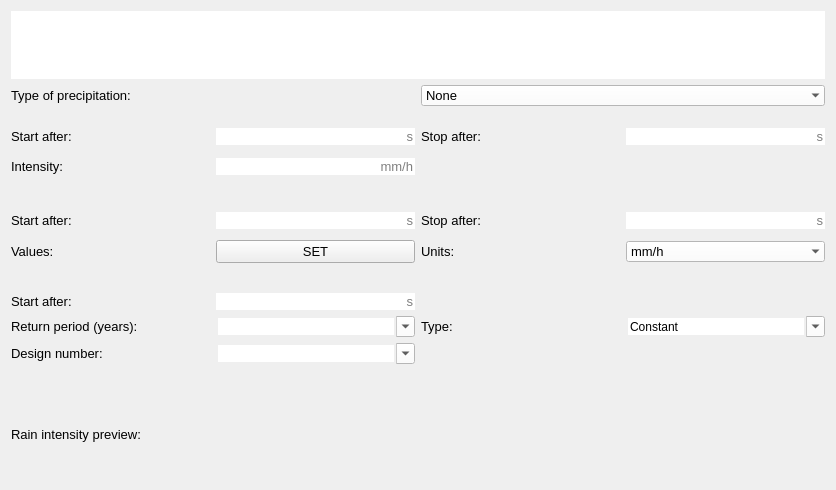
This is threedi_api_qgis_client/ui/page3.ui in nens/threedi-api-qgis-client as Qt 5 draws it before an edit. The edited form follows.
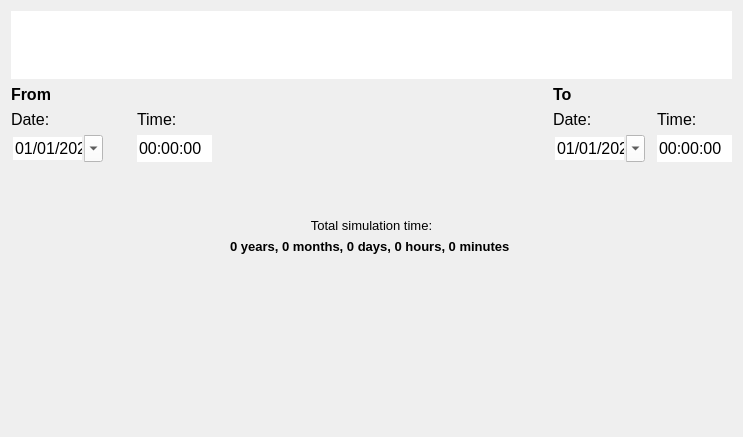
This is the edited form.

Patch:
```diff
--- a/threedi_api_qgis_client/ui/page3.ui
+++ b/threedi_api_qgis_client/ui/page3.ui
@@ -9,8 +9,8 @@
    <rect>
     <x>0</x>
     <y>0</y>
-    <width>836</width>
-    <height>490</height>
+    <width>743</width>
+    <height>437</height>
    </rect>
   </property>
   <property name="sizePolicy">
@@ -19,205 +19,83 @@
     <verstretch>0</verstretch>
    </sizepolicy>
   </property>
+  <property name="font">
+   <font>
+    <family>Segoe UI</family>
+    <pointsize>10</pointsize>
+   </font>
+  </property>
   <property name="windowTitle">
    <string>Form</string>
   </property>
   <property name="autoFillBackground">
    <bool>true</bool>
   </property>
+  <property name="styleSheet">
+   <string notr="true">QComboBox {background-color: rgba(255, 255, 255);}</string>
+  </property>
   <layout class="QGridLayout" name="gridLayout">
-   <item row="2" column="0" colspan="2">
-    <widget class="QWidget" name="widget_constant" native="true">
+   <item row="2" column="1">
+    <widget class="QLabel" name="label_5">
      <property name="sizePolicy">
-      <sizepolicy hsizetype="Expanding" vsizetype="Expanding">
+      <sizepolicy hsizetype="Minimum" vsizetype="Preferred">
        <horstretch>0</horstretch>
        <verstretch>0</verstretch>
       </sizepolicy>
      </property>
-     <property name="minimumSize">
-      <size>
-       <width>0</width>
-       <height>80</height>
-      </size>
-     </property>
-     <property name="maximumSize">
-      <size>
-       <width>16777215</width>
-       <height>16777215</height>
-      </size>
-     </property>
      <property name="font">
       <font>
+       <family>Segoe UI</family>
        <pointsize>10</pointsize>
       </font>
      </property>
-     <layout class="QGridLayout" name="gridLayout_2">
-      <property name="leftMargin">
-       <number>0</number>
-      </property>
-      <property name="rightMargin">
-       <number>0</number>
-      </property>
-      <item row="0" column="2">
-       <widget class="QLabel" name="label_4">
-        <property name="font">
-         <font>
-          <family>Segoe UI</family>
-          <pointsize>10</pointsize>
-         </font>
-        </property>
-        <property name="text">
-         <string>Stop after:</string>
-        </property>
-       </widget>
-      </item>
-      <item row="0" column="1">
-       <widget class="QLineEdit" name="le_start_after_constant">
-        <property name="sizePolicy">
-         <sizepolicy hsizetype="Minimum" vsizetype="Fixed">
-          <horstretch>0</horstretch>
-          <verstretch>0</verstretch>
-         </sizepolicy>
-        </property>
-        <property name="font">
-         <font>
-          <family>Segoe UI</family>
-          <pointsize>10</pointsize>
-         </font>
-        </property>
-        <property name="autoFillBackground">
-         <bool>false</bool>
-        </property>
-        <property name="styleSheet">
-         <string notr="true">QLineEdit {background-color: white;}</string>
-        </property>
-        <property name="frame">
-         <bool>false</bool>
-        </property>
-        <property name="alignment">
-         <set>Qt::AlignRight|Qt::AlignTrailing|Qt::AlignVCenter</set>
-        </property>
-        <property name="placeholderText">
-         <string>s</string>
-        </property>
-       </widget>
-      </item>
-      <item row="0" column="3">
-       <widget class="QLineEdit" name="le_stop_after_constant">
-        <property name="sizePolicy">
-         <sizepolicy hsizetype="Minimum" vsizetype="Fixed">
-          <horstretch>0</horstretch>
-          <verstretch>0</verstretch>
-         </sizepolicy>
-        </property>
-        <property name="font">
-         <font>
-          <family>Segoe UI</family>
-          <pointsize>10</pointsize>
-         </font>
-        </property>
-        <property name="autoFillBackground">
-         <bool>false</bool>
-        </property>
-        <property name="styleSheet">
-         <string notr="true">QLineEdit {background-color: white;}</string>
-        </property>
-        <property name="frame">
-         <bool>false</bool>
-        </property>
-        <property name="alignment">
-         <set>Qt::AlignRight|Qt::AlignTrailing|Qt::AlignVCenter</set>
-        </property>
-        <property name="placeholderText">
-         <string>s</string>
-        </property>
-       </widget>
-      </item>
-      <item row="0" column="0">
-       <widget class="QLabel" name="label">
-        <property name="font">
-         <font>
-          <family>Segoe UI</family>
-          <pointsize>10</pointsize>
-         </font>
-        </property>
-        <property name="text">
-         <string>Start after:</string>
-        </property>
-       </widget>
-      </item>
-      <item row="1" column="0">
-       <widget class="QLabel" name="label_3">
-        <property name="font">
-         <font>
-          <family>Segoe UI</family>
-          <pointsize>10</pointsize>
-         </font>
-        </property>
-        <property name="text">
-         <string>Intensity:</string>
-        </property>
-       </widget>
-      </item>
-      <item row="1" column="1">
-       <widget class="QLineEdit" name="le_intensity">
-        <property name="sizePolicy">
-         <sizepolicy hsizetype="Minimum" vsizetype="Fixed">
-          <horstretch>0</horstretch>
-          <verstretch>0</verstretch>
-         </sizepolicy>
-        </property>
-        <property name="font">
-         <font>
-          <family>Segoe UI</family>
-          <pointsize>10</pointsize>
-         </font>
-        </property>
-        <property name="layoutDirection">
-         <enum>Qt::LeftToRight</enum>
-        </property>
-        <property name="autoFillBackground">
-         <bool>false</bool>
-        </property>
-        <property name="styleSheet">
-         <string notr="true">QLineEdit {background-color: white;}</string>
-        </property>
-        <property name="frame">
-         <bool>false</bool>
-        </property>
-        <property name="alignment">
-         <set>Qt::AlignRight|Qt::AlignTrailing|Qt::AlignVCenter</set>
-        </property>
-        <property name="placeholderText">
-         <string>mm/h</string>
-        </property>
-       </widget>
-      </item>
-     </layout>
+     <property name="text">
+      <string/>
+     </property>
     </widget>
    </item>
-   <item row="7" column="0" colspan="2">
-    <layout class="QGridLayout" name="lout_plot">
-     <property name="bottomMargin">
-      <number>10</number>
-     </property>
-    </layout>
-   </item>
    <item row="1" column="0">
-    <widget class="QLabel" name="label_2">
+    <widget class="QLabel" name="label_3">
      <property name="font">
       <font>
        <family>Segoe UI</family>
-       <pointsize>10</pointsize>
+       <pointsize>12</pointsize>
+       <weight>75</weight>
+       <bold>true</bold>
       </font>
      </property>
      <property name="text">
-      <string>Type of precipitation:</string>
+      <string>From</string>
      </property>
     </widget>
    </item>
-   <item row="5" column="0">
-    <spacer name="verticalSpacer_2">
+   <item row="3" column="7">
+    <widget class="QTimeEdit" name="time_to">
+     <property name="font">
+      <font>
+       <family>Segoe UI</family>
+       <pointsize>12</pointsize>
+      </font>
+     </property>
+     <property name="autoFillBackground">
+      <bool>true</bool>
+     </property>
+     <property name="styleSheet">
+      <string notr="true">QTimeEdit {background-color: white;}</string>
+     </property>
+     <property name="locale">
+      <locale language="English" country="Netherlands"/>
+     </property>
+     <property name="frame">
+      <bool>false</bool>
+     </property>
+     <property name="buttonSymbols">
+      <enum>QAbstractSpinBox::NoButtons</enum>
+     </property>
+    </widget>
+   </item>
+   <item row="7" column="4">
+    <spacer name="verticalSpacer">
      <property name="orientation">
       <enum>Qt::Vertical</enum>
      </property>
@@ -229,7 +107,102 @@
      </property>
     </spacer>
    </item>
-   <item row="0" column="0" colspan="2">
+   <item row="2" column="3">
+    <widget class="QLabel" name="label_7">
+     <property name="sizePolicy">
+      <sizepolicy hsizetype="Minimum" vsizetype="Preferred">
+       <horstretch>0</horstretch>
+       <verstretch>0</verstretch>
+      </sizepolicy>
+     </property>
+     <property name="font">
+      <font>
+       <family>Segoe UI</family>
+       <pointsize>12</pointsize>
+      </font>
+     </property>
+     <property name="text">
+      <string>Time:</string>
+     </property>
+    </widget>
+   </item>
+   <item row="2" column="5">
+    <widget class="QLabel" name="label">
+     <property name="sizePolicy">
+      <sizepolicy hsizetype="Minimum" vsizetype="Preferred">
+       <horstretch>0</horstretch>
+       <verstretch>0</verstretch>
+      </sizepolicy>
+     </property>
+     <property name="font">
+      <font>
+       <family>Segoe UI</family>
+       <pointsize>12</pointsize>
+      </font>
+     </property>
+     <property name="text">
+      <string>Date:</string>
+     </property>
+    </widget>
+   </item>
+   <item row="2" column="7">
+    <widget class="QLabel" name="label_9">
+     <property name="sizePolicy">
+      <sizepolicy hsizetype="Minimum" vsizetype="Preferred">
+       <horstretch>0</horstretch>
+       <verstretch>0</verstretch>
+      </sizepolicy>
+     </property>
+     <property name="font">
+      <font>
+       <family>Segoe UI</family>
+       <pointsize>12</pointsize>
+      </font>
+     </property>
+     <property name="text">
+      <string>Time:</string>
+     </property>
+    </widget>
+   </item>
+   <item row="2" column="2">
+    <widget class="QLabel" name="label_6">
+     <property name="sizePolicy">
+      <sizepolicy hsizetype="Minimum" vsizetype="Preferred">
+       <horstretch>0</horstretch>
+       <verstretch>0</verstretch>
+      </sizepolicy>
+     </property>
+     <property name="font">
+      <font>
+       <family>Segoe UI</family>
+       <pointsize>10</pointsize>
+      </font>
+     </property>
+     <property name="text">
+      <string/>
+     </property>
+    </widget>
+   </item>
+   <item row="2" column="0">
+    <widget class="QLabel" name="label_4">
+     <property name="sizePolicy">
+      <sizepolicy hsizetype="Minimum" vsizetype="Preferred">
+       <horstretch>0</horstretch>
+       <verstretch>0</verstretch>
+      </sizepolicy>
+     </property>
+     <property name="font">
+      <font>
+       <family>Segoe UI</family>
+       <pointsize>12</pointsize>
+      </font>
+     </property>
+     <property name="text">
+      <string>Date:</string>
+     </property>
+    </widget>
+   </item>
+   <item row="0" column="0" colspan="8">
     <widget class="QGraphicsView" name="gv_svg">
      <property name="sizePolicy">
       <sizepolicy hsizetype="Expanding" vsizetype="Minimum">
@@ -251,510 +224,188 @@
      </property>
     </widget>
    </item>
-   <item row="6" column="0">
-    <widget class="QLabel" name="label_11">
-     <property name="sizePolicy">
-      <sizepolicy hsizetype="Preferred" vsizetype="MinimumExpanding">
-       <horstretch>0</horstretch>
-       <verstretch>0</verstretch>
-      </sizepolicy>
-     </property>
+   <item row="3" column="3">
+    <widget class="QTimeEdit" name="time_from">
      <property name="font">
       <font>
        <family>Segoe UI</family>
-       <pointsize>10</pointsize>
-      </font>
-     </property>
-     <property name="text">
-      <string>Rain intensity preview:</string>
-     </property>
-    </widget>
-   </item>
-   <item row="1" column="1">
-    <widget class="QComboBox" name="cbo_prec_type">
-     <property name="font">
-      <font>
-       <family>Segoe UI</family>
-       <pointsize>10</pointsize>
+       <pointsize>12</pointsize>
       </font>
      </property>
      <property name="autoFillBackground">
-      <bool>false</bool>
+      <bool>true</bool>
      </property>
      <property name="styleSheet">
-      <string notr="true">QComboBox {background-color:white; selection-background-color: lightgray;}</string>
+      <string notr="true">QTimeEdit {background-color: white;}</string>
      </property>
-     <property name="editable">
-      <bool>false</bool>
-     </property>
-     <property name="currentText">
-      <string>None</string>
+     <property name="locale">
+      <locale language="English" country="Netherlands"/>
      </property>
      <property name="frame">
       <bool>false</bool>
      </property>
-     <item>
-      <property name="text">
-       <string>None</string>
-      </property>
-     </item>
-     <item>
-      <property name="text">
-       <string>Constant</string>
-      </property>
-     </item>
-     <item>
-      <property name="text">
-       <string>Custom</string>
-      </property>
-     </item>
-     <item>
-      <property name="text">
-       <string>Design</string>
-      </property>
-     </item>
+     <property name="buttonSymbols">
+      <enum>QAbstractSpinBox::NoButtons</enum>
+     </property>
     </widget>
    </item>
-   <item row="3" column="0" colspan="2">
-    <widget class="QWidget" name="widget_custom" native="true">
-     <property name="sizePolicy">
-      <sizepolicy hsizetype="Preferred" vsizetype="Expanding">
-       <horstretch>0</horstretch>
-       <verstretch>0</verstretch>
-      </sizepolicy>
+   <item row="1" column="5">
+    <widget class="QLabel" name="label_10">
+     <property name="font">
+      <font>
+       <family>Segoe UI</family>
+       <pointsize>12</pointsize>
+       <weight>75</weight>
+       <bold>true</bold>
+      </font>
      </property>
-     <property name="minimumSize">
-      <size>
-       <width>0</width>
-       <height>80</height>
-      </size>
+     <property name="text">
+      <string>To</string>
      </property>
-     <layout class="QGridLayout" name="gridLayout_3">
-      <property name="leftMargin">
-       <number>0</number>
-      </property>
-      <property name="rightMargin">
-       <number>0</number>
-      </property>
-      <item row="0" column="1">
-       <widget class="QLineEdit" name="le_start_after_custom">
-        <property name="sizePolicy">
-         <sizepolicy hsizetype="Minimum" vsizetype="Fixed">
-          <horstretch>0</horstretch>
-          <verstretch>0</verstretch>
-         </sizepolicy>
-        </property>
-        <property name="font">
-         <font>
-          <family>Segoe UI</family>
-          <pointsize>10</pointsize>
-         </font>
-        </property>
-        <property name="autoFillBackground">
-         <bool>false</bool>
-        </property>
-        <property name="styleSheet">
-         <string notr="true">QLineEdit {background-color: white;}</string>
-        </property>
-        <property name="frame">
-         <bool>false</bool>
-        </property>
-        <property name="alignment">
-         <set>Qt::AlignRight|Qt::AlignTrailing|Qt::AlignVCenter</set>
-        </property>
-        <property name="placeholderText">
-         <string>s</string>
-        </property>
-       </widget>
-      </item>
-      <item row="0" column="3">
-       <widget class="QLineEdit" name="le_stop_after_custom">
-        <property name="sizePolicy">
-         <sizepolicy hsizetype="Minimum" vsizetype="Fixed">
-          <horstretch>0</horstretch>
-          <verstretch>0</verstretch>
-         </sizepolicy>
-        </property>
-        <property name="font">
-         <font>
-          <family>Segoe UI</family>
-          <pointsize>10</pointsize>
-         </font>
-        </property>
-        <property name="autoFillBackground">
-         <bool>false</bool>
-        </property>
-        <property name="styleSheet">
-         <string notr="true">QLineEdit {background-color: white;}</string>
-        </property>
-        <property name="frame">
-         <bool>false</bool>
-        </property>
-        <property name="alignment">
-         <set>Qt::AlignRight|Qt::AlignTrailing|Qt::AlignVCenter</set>
-        </property>
-        <property name="placeholderText">
-         <string>s</string>
-        </property>
-       </widget>
-      </item>
-      <item row="0" column="0">
-       <widget class="QLabel" name="label_6">
-        <property name="font">
-         <font>
-          <family>Segoe UI</family>
-          <pointsize>10</pointsize>
-         </font>
-        </property>
-        <property name="text">
-         <string>Start after:</string>
-        </property>
-       </widget>
-      </item>
-      <item row="1" column="0">
-       <widget class="QLabel" name="label_7">
-        <property name="font">
-         <font>
-          <family>Segoe UI</family>
-          <pointsize>10</pointsize>
-         </font>
-        </property>
-        <property name="text">
-         <string>Values:</string>
-        </property>
-       </widget>
-      </item>
-      <item row="0" column="2">
-       <widget class="QLabel" name="label_5">
-        <property name="font">
-         <font>
-          <family>Segoe UI</family>
-          <pointsize>10</pointsize>
-         </font>
-        </property>
-        <property name="text">
-         <string>Stop after:</string>
-        </property>
-       </widget>
-      </item>
-      <item row="1" column="2">
-       <widget class="QLabel" name="label_12">
-        <property name="font">
-         <font>
-          <family>Segoe UI</family>
-          <pointsize>10</pointsize>
-         </font>
-        </property>
-        <property name="text">
-         <string>Units:</string>
-        </property>
-       </widget>
-      </item>
-      <item row="1" column="3">
-       <widget class="QComboBox" name="cbo_units">
-        <property name="font">
-         <font>
-          <family>Segoe UI</family>
-          <pointsize>10</pointsize>
-         </font>
-        </property>
-        <property name="styleSheet">
-         <string notr="true">QComboBox {background-color:white; selection-background-color: lightgray;}</string>
-        </property>
-        <property name="frame">
-         <bool>false</bool>
-        </property>
-        <item>
-         <property name="text">
-          <string>mm/h</string>
-         </property>
-        </item>
-       </widget>
-      </item>
-      <item row="1" column="1">
-       <widget class="QPushButton" name="pb_set">
-        <property name="font">
-         <font>
-          <family>Segoe UI</family>
-          <pointsize>10</pointsize>
-         </font>
-        </property>
-        <property name="text">
-         <string>SET</string>
-        </property>
-       </widget>
-      </item>
-     </layout>
     </widget>
    </item>
-   <item row="4" column="0" colspan="2">
-    <widget class="QWidget" name="widget_design" native="true">
-     <property name="sizePolicy">
-      <sizepolicy hsizetype="Preferred" vsizetype="Expanding">
-       <horstretch>0</horstretch>
-       <verstretch>0</verstretch>
-      </sizepolicy>
+   <item row="4" column="4">
+    <spacer name="verticalSpacer_2">
+     <property name="orientation">
+      <enum>Qt::Vertical</enum>
      </property>
-     <property name="minimumSize">
+     <property name="sizeType">
+      <enum>QSizePolicy::Fixed</enum>
+     </property>
+     <property name="sizeHint" stdset="0">
       <size>
-       <width>0</width>
-       <height>90</height>
+       <width>20</width>
+       <height>50</height>
       </size>
      </property>
-     <layout class="QGridLayout" name="gridLayout_4">
-      <property name="leftMargin">
-       <number>0</number>
-      </property>
-      <property name="rightMargin">
-       <number>0</number>
-      </property>
-      <item row="0" column="0">
-       <widget class="QLabel" name="label_9">
-        <property name="font">
-         <font>
-          <family>Segoe UI</family>
-          <pointsize>10</pointsize>
-         </font>
-        </property>
-        <property name="text">
-         <string>Start after:</string>
-        </property>
-       </widget>
-      </item>
-      <item row="1" column="0">
-       <widget class="QLabel" name="label_10">
-        <property name="font">
-         <font>
-          <family>Segoe UI</family>
-          <pointsize>10</pointsize>
-         </font>
-        </property>
-        <property name="text">
-         <string>Return period (years):</string>
-        </property>
-       </widget>
-      </item>
-      <item row="0" column="1">
-       <widget class="QLineEdit" name="le_start_after_design">
-        <property name="sizePolicy">
-         <sizepolicy hsizetype="Minimum" vsizetype="Fixed">
-          <horstretch>0</horstretch>
-          <verstretch>0</verstretch>
-         </sizepolicy>
-        </property>
-        <property name="font">
-         <font>
-          <family>Segoe UI</family>
-          <pointsize>10</pointsize>
-         </font>
-        </property>
-        <property name="autoFillBackground">
-         <bool>false</bool>
-        </property>
-        <property name="styleSheet">
-         <string notr="true">QLineEdit {background-color: white;}</string>
-        </property>
-        <property name="frame">
-         <bool>false</bool>
-        </property>
-        <property name="alignment">
-         <set>Qt::AlignRight|Qt::AlignTrailing|Qt::AlignVCenter</set>
-        </property>
-        <property name="placeholderText">
-         <string>s</string>
-        </property>
-       </widget>
-      </item>
-      <item row="2" column="0">
-       <widget class="QLabel" name="label_13">
-        <property name="font">
-         <font>
-          <family>Segoe UI</family>
-          <pointsize>10</pointsize>
-         </font>
-        </property>
-        <property name="text">
-         <string>Design number:</string>
-        </property>
-       </widget>
-      </item>
-      <item row="2" column="1">
-       <widget class="QComboBox" name="cbo_design">
-        <property name="font">
-         <font>
-          <family>Segoe UI</family>
-          <pointsize>10</pointsize>
-         </font>
-        </property>
-        <property name="styleSheet">
-         <string notr="true">QComboBox {background-color:white; selection-background-color: lightgray;}</string>
-        </property>
-        <property name="editable">
-         <bool>true</bool>
-        </property>
-        <property name="currentIndex">
-         <number>-1</number>
-        </property>
-        <property name="frame">
-         <bool>false</bool>
-        </property>
-        <item>
-         <property name="text">
-          <string>1</string>
-         </property>
-        </item>
-        <item>
-         <property name="text">
-          <string>2</string>
-         </property>
-        </item>
-        <item>
-         <property name="text">
-          <string>3</string>
-         </property>
-        </item>
-        <item>
-         <property name="text">
-          <string>4</string>
-         </property>
-        </item>
-        <item>
-         <property name="text">
-          <string>5</string>
-         </property>
-        </item>
-        <item>
-         <property name="text">
-          <string>6</string>
-         </property>
-        </item>
-        <item>
-         <property name="text">
-          <string>7</string>
-         </property>
-        </item>
-        <item>
-         <property name="text">
-          <string>8</string>
-         </property>
-        </item>
-        <item>
-         <property name="text">
-          <string>9</string>
-         </property>
-        </item>
-        <item>
-         <property name="text">
-          <string>10</string>
-         </property>
-        </item>
-       </widget>
-      </item>
-      <item row="1" column="2">
-       <widget class="QLabel" name="label_14">
-        <property name="font">
-         <font>
-          <family>Segoe UI</family>
-          <pointsize>10</pointsize>
-         </font>
-        </property>
-        <property name="text">
-         <string>Type:</string>
-        </property>
-       </widget>
-      </item>
-      <item row="1" column="3">
-       <widget class="QComboBox" name="cbo_type">
-        <property name="font">
-         <font>
-          <family>Segoe UI</family>
-          <pointsize>10</pointsize>
-         </font>
-        </property>
-        <property name="styleSheet">
-         <string notr="true">QComboBox {background-color:white; selection-background-color: lightgray;}</string>
-        </property>
-        <property name="editable">
-         <bool>true</bool>
-        </property>
-        <property name="frame">
-         <bool>false</bool>
-        </property>
-        <item>
-         <property name="text">
-          <string>Constant</string>
-         </property>
-        </item>
-        <item>
-         <property name="text">
-          <string>Peak at end</string>
-         </property>
-        </item>
-        <item>
-         <property name="text">
-          <string>Peak at start</string>
-         </property>
-        </item>
-       </widget>
-      </item>
-      <item row="1" column="1">
-       <widget class="QComboBox" name="cbo_return_period">
-        <property name="font">
-         <font>
-          <family>Segoe UI</family>
-          <pointsize>10</pointsize>
-         </font>
-        </property>
-        <property name="styleSheet">
-         <string notr="true">QComboBox {background-color:white; selection-background-color: lightgray;}</string>
-        </property>
-        <property name="editable">
-         <bool>true</bool>
-        </property>
-        <property name="currentIndex">
-         <number>-1</number>
-        </property>
-        <property name="frame">
-         <bool>false</bool>
-        </property>
-        <item>
-         <property name="text">
-          <string>0.25</string>
-         </property>
-        </item>
-        <item>
-         <property name="text">
-          <string>1</string>
-         </property>
-        </item>
-        <item>
-         <property name="text">
-          <string>2</string>
-         </property>
-        </item>
-        <item>
-         <property name="text">
-          <string>4</string>
-         </property>
-        </item>
-       </widget>
-      </item>
-     </layout>
-    </widget>
+    </spacer>
    </item>
-   <item row="8" column="0" colspan="2">
-    <spacer name="horizontalSpacer">
+   <item row="3" column="4">
+    <spacer name="horizontalSpacer_2">
      <property name="orientation">
       <enum>Qt::Horizontal</enum>
      </property>
+     <property name="sizeType">
+      <enum>QSizePolicy::Expanding</enum>
+     </property>
      <property name="sizeHint" stdset="0">
       <size>
-       <width>40</width>
+       <width>125</width>
        <height>20</height>
       </size>
      </property>
     </spacer>
    </item>
+   <item row="3" column="0">
+    <widget class="QDateEdit" name="date_from">
+     <property name="font">
+      <font>
+       <family>Segoe UI</family>
+       <pointsize>12</pointsize>
+      </font>
+     </property>
+     <property name="styleSheet">
+      <string notr="true">QDateEdit {background-color: white;}</string>
+     </property>
+     <property name="frame">
+      <bool>false</bool>
+     </property>
+     <property name="buttonSymbols">
+      <enum>QAbstractSpinBox::NoButtons</enum>
+     </property>
+     <property name="displayFormat">
+      <string>dd/MM/yyyy</string>
+     </property>
+     <property name="calendarPopup">
+      <bool>true</bool>
+     </property>
+     <property name="date">
+      <date>
+       <year>2020</year>
+       <month>1</month>
+       <day>1</day>
+      </date>
+     </property>
+    </widget>
+   </item>
+   <item row="3" column="5">
+    <widget class="QDateEdit" name="date_to">
+     <property name="font">
+      <font>
+       <family>Segoe UI</family>
+       <pointsize>12</pointsize>
+      </font>
+     </property>
+     <property name="styleSheet">
+      <string notr="true">QDateEdit {background-color: white;}</string>
+     </property>
+     <property name="frame">
+      <bool>false</bool>
+     </property>
+     <property name="buttonSymbols">
+      <enum>QAbstractSpinBox::NoButtons</enum>
+     </property>
+     <property name="displayFormat">
+      <string>dd/MM/yyyy</string>
+     </property>
+     <property name="calendarPopup">
+      <bool>true</bool>
+     </property>
+     <property name="date">
+      <date>
+       <year>2020</year>
+       <month>1</month>
+       <day>1</day>
+      </date>
+     </property>
+    </widget>
+   </item>
+   <item row="5" column="0" colspan="8">
+    <widget class="QLabel" name="label_13">
+     <property name="sizePolicy">
+      <sizepolicy hsizetype="Expanding" vsizetype="Preferred">
+       <horstretch>0</horstretch>
+       <verstretch>0</verstretch>
+      </sizepolicy>
+     </property>
+     <property name="font">
+      <font>
+       <family>Segoe UI</family>
+       <pointsize>10</pointsize>
+      </font>
+     </property>
+     <property name="text">
+      <string>Total simulation time:</string>
+     </property>
+     <property name="alignment">
+      <set>Qt::AlignCenter</set>
+     </property>
+    </widget>
+   </item>
+   <item row="6" column="0" colspan="8">
+    <widget class="QLabel" name="label_total_time">
+     <property name="sizePolicy">
+      <sizepolicy hsizetype="Expanding" vsizetype="Preferred">
+       <horstretch>0</horstretch>
+       <verstretch>0</verstretch>
+      </sizepolicy>
+     </property>
+     <property name="font">
+      <font>
+       <family>Segoe UI</family>
+       <pointsize>10</pointsize>
+       <weight>75</weight>
+       <bold>true</bold>
+      </font>
+     </property>
+     <property name="text">
+      <string>0 years, 0 months, 0 days, 0 hours, 0 minutes </string>
+     </property>
+     <property name="alignment">
+      <set>Qt::AlignCenter</set>
+     </property>
+    </widget>
+   </item>
   </layout>
  </widget>
  <resources/>
```
